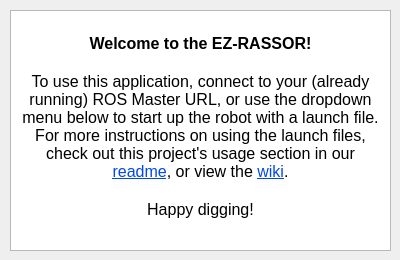
Above: packages/extras/ezrassor_dashboard/resources/interfaces/about_window.ui from FlaSpaceInst/EZ-RASSOR before the change. Below: the same form after it.
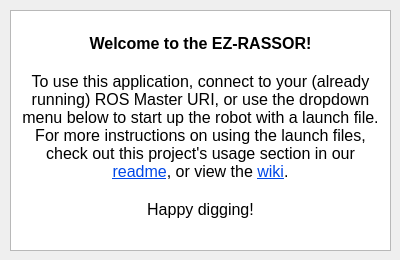
That is the form after the change.

The edit to the form file:
```diff
--- a/packages/extras/ezrassor_dashboard/resources/interfaces/about_window.ui
+++ b/packages/extras/ezrassor_dashboard/resources/interfaces/about_window.ui
@@ -53,7 +53,7 @@
 &lt;p align=&quot;center&quot; style=&quot;-qt-paragraph-type:empty; margin-top:0px; margin-bottom:0px; margin-left:0px; margin-right:0px; -qt-block-indent:0; text-indent:0px; font-size:12pt;&quot;&gt;&lt;br /&gt;&lt;/p&gt;
 &lt;p align=&quot;center&quot; style=&quot; margin-top:0px; margin-bottom:0px; margin-left:0px; margin-right:0px; -qt-block-indent:0; text-indent:0px;&quot;&gt;&lt;span style=&quot; font-size:12pt; font-weight:600;&quot;&gt;Welcome to the EZ-RASSOR!&lt;/span&gt;&lt;/p&gt;
 &lt;p align=&quot;center&quot; style=&quot;-qt-paragraph-type:empty; margin-top:0px; margin-bottom:0px; margin-left:0px; margin-right:0px; -qt-block-indent:0; text-indent:0px; font-size:12pt; font-weight:600;&quot;&gt;&lt;br /&gt;&lt;/p&gt;
-&lt;p align=&quot;center&quot; style=&quot; margin-top:0px; margin-bottom:0px; margin-left:0px; margin-right:0px; -qt-block-indent:0; text-indent:0px;&quot;&gt;&lt;span style=&quot; font-size:12pt;&quot;&gt;To use this application, connect to your (already running) ROS Master URL, or use the dropdown menu below to start up the robot with a launch file. For more instructions on using the launch files, check out this project's usage section in our &lt;/span&gt;&lt;a href=&quot;https://github.com/FlaSpaceInst/EZ-RASSOR#usage&quot;&gt;&lt;span style=&quot; font-size:12pt; text-decoration: underline; color:#0048e8;&quot;&gt;readme&lt;/span&gt;&lt;/a&gt;&lt;span style=&quot; font-size:12pt;&quot;&gt;, or view the &lt;/span&gt;&lt;a href=&quot;https://github.com/FlaSpaceInst/EZ-RASSOR/wiki&quot;&gt;&lt;span style=&quot; font-size:12pt; text-decoration: underline; color:#0048e8;&quot;&gt;wiki&lt;/span&gt;&lt;/a&gt;&lt;span style=&quot; font-size:12pt;&quot;&gt;.&lt;/span&gt;&lt;/p&gt;
+&lt;p align=&quot;center&quot; style=&quot; margin-top:0px; margin-bottom:0px; margin-left:0px; margin-right:0px; -qt-block-indent:0; text-indent:0px;&quot;&gt;&lt;span style=&quot; font-size:12pt;&quot;&gt;To use this application, connect to your (already running) ROS Master URI, or use the dropdown menu below to start up the robot with a launch file. For more instructions on using the launch files, check out this project's usage section in our &lt;/span&gt;&lt;a href=&quot;https://github.com/FlaSpaceInst/EZ-RASSOR#usage&quot;&gt;&lt;span style=&quot; font-size:12pt; text-decoration: underline; color:#0048e8;&quot;&gt;readme&lt;/span&gt;&lt;/a&gt;&lt;span style=&quot; font-size:12pt;&quot;&gt;, or view the &lt;/span&gt;&lt;a href=&quot;https://github.com/FlaSpaceInst/EZ-RASSOR/wiki&quot;&gt;&lt;span style=&quot; font-size:12pt; text-decoration: underline; color:#0048e8;&quot;&gt;wiki&lt;/span&gt;&lt;/a&gt;&lt;span style=&quot; font-size:12pt;&quot;&gt;.&lt;/span&gt;&lt;/p&gt;
 &lt;p align=&quot;center&quot; style=&quot;-qt-paragraph-type:empty; margin-top:0px; margin-bottom:0px; margin-left:0px; margin-right:0px; -qt-block-indent:0; text-indent:0px; font-size:12pt;&quot;&gt;&lt;br /&gt;&lt;/p&gt;
 &lt;p align=&quot;center&quot; style=&quot; margin-top:0px; margin-bottom:0px; margin-left:0px; margin-right:0px; -qt-block-indent:0; text-indent:0px;&quot;&gt;&lt;span style=&quot; font-size:12pt;&quot;&gt;Happy digging!&lt;/span&gt;&lt;/p&gt;&lt;/body&gt;&lt;/html&gt;</string>
    </property>
```
